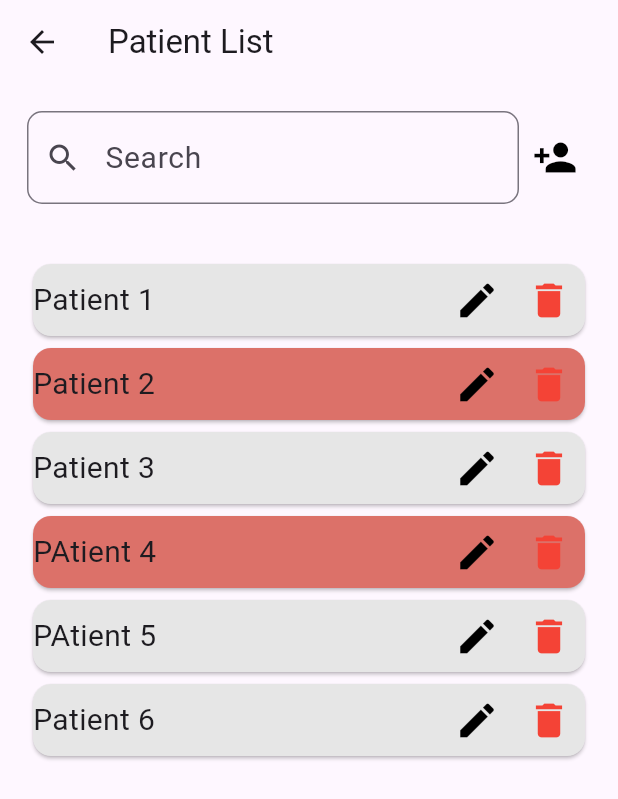
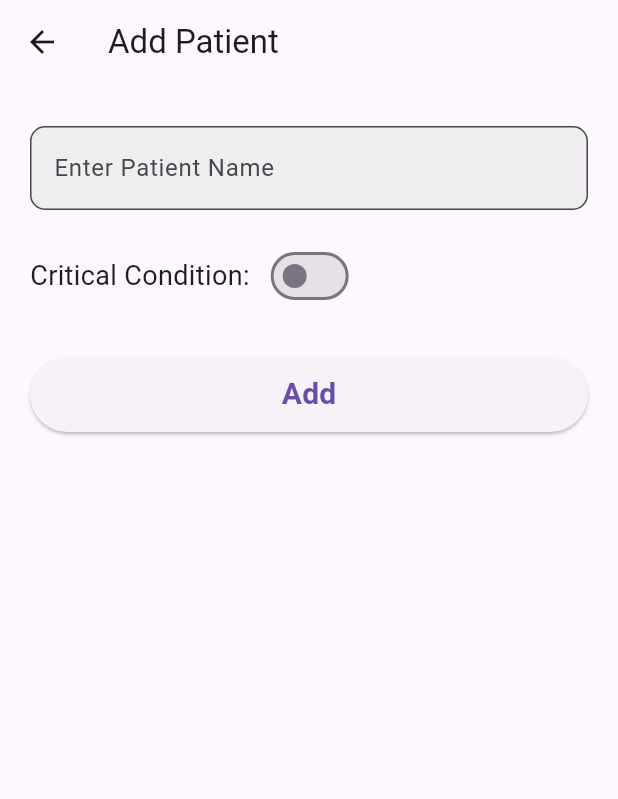
Before and after one commit to ywu256/MAPD722_Project, a Flutter app: the PatientListPage screen opened directly, after a tap on the "person add" icon, on a phone screen of 412 x 824 dp. Shown: the top 799 px of the screen. Run offline on Flutter 3.47's test engine with Material 3 defaults, Android fonts, the light colour scheme and no system bars.

Commit message:
Add patient page

```diff
--- /dev/null
+++ b/lib/AddPatient.dart
@@ -0,0 +1,71 @@
+import 'package:flutter/material.dart';
+
+class AddPatientPage extends StatefulWidget {
+  const AddPatientPage({super.key});
+
+  @override
+  _AddPatientPageState createState() => _AddPatientPageState();
+}
+
+class _AddPatientPageState extends State<AddPatientPage> {
+  final TextEditingController _nameController = TextEditingController();
+  bool _isCritical = false;
+
+  void _submit() {
+    String name = _nameController.text.trim();
+    if (name.isNotEmpty) {
+      Navigator.pop(context, {'name': name, 'isCritical': _isCritical});
+    }
+  }
+
+  @override
+  Widget build(BuildContext context) {
+    return Scaffold(
+      appBar: AppBar(title: const Text('Add Patient')),
+      body: Padding(
+        padding: const EdgeInsets.all(20),
+        child: Column(
+          crossAxisAlignment: CrossAxisAlignment.start,
+          children: [
+            const SizedBox(height: 8),
+            TextField(
+              controller: _nameController,
+              decoration: InputDecoration(
+                hintText: "Enter Patient Name",
+                border: OutlineInputBorder(borderRadius: BorderRadius.circular(10)),
+                filled: true,
+                fillColor: Colors.grey[200],
+              ),
+            ),
+            const SizedBox(height: 20),
+            Row(
+              children: [
+                const Text('Critical Condition:', style: TextStyle(fontSize: 18)),
+                const SizedBox(width: 10),
+                Switch(
+                  value: _isCritical,
+                  onChanged: (value) {
+                    setState(() {
+                      _isCritical = value;
+                    });
+                  },
+                ),
+              ],
+            ),
+            const SizedBox(height: 30),
+            Center(
+              child: SizedBox(
+                width: double.infinity,
+                height: 50,
+                child: ElevatedButton(
+                  onPressed: _submit,
+                  child: const Text("Add", style: TextStyle(fontSize: 20, fontWeight: FontWeight.bold)),
+                ),
+              ),
+            ),
+          ],
+        ),
+      ),
+    );
+  }
+}
--- a/lib/PatientListScreen.dart
+++ b/lib/PatientListScreen.dart
@@ -1,4 +1,5 @@
 import 'package:flutter/material.dart';
+import 'AddPatient.dart';
 
 class PatientListPage extends StatefulWidget {
   @override
@@ -8,7 +9,6 @@ class PatientListPage extends StatefulWidget {
 }
 
 class _PatientListState extends State<PatientListPage> {
-
   final TextEditingController searchController = TextEditingController();
 
   // Listing some data
@@ -16,16 +16,22 @@ class PatientListPage extends StatefulWidget {
     {'name': 'Patient 1', 'isCritical': false},
     {'name': 'Patient 2', 'isCritical': true},
     {'name': 'Patient 3', 'isCritical': false},
-    {'name': 'PAtient 4', 'isCritical': true},
-    {'name': 'PAtient 5', 'isCritical': false},
+    {'name': 'Patient 4', 'isCritical': true},
+    {'name': 'Patient 5', 'isCritical': false},
   ];
 
   // To add a patient
-  void _addPatient() {
+  Future<void> _addPatient() async {
+    final result = await Navigator.push(
+      context,
+      MaterialPageRoute(builder: (context) => const AddPatientPage()),
+    );
+
+    if (result != null && result is Map<String, dynamic>) {
       setState(() {
-      int newIndex = patients.length + 1;
-      patients.add({'name': 'Patient $newIndex', 'isCritical': false});
+        patients.add(result);
       });
+    }
   }
 
   // To delete a patient
@@ -35,11 +41,8 @@ class PatientListPage extends StatefulWidget {
     });
   }
 
-
   // To edit a patient
-  void _editPatient(int index) {
-
-  }
+  void _editPatient(int index) {}
 
   @override
   Widget build(BuildContext context) {
@@ -47,42 +50,63 @@ class PatientListPage extends StatefulWidget {
       appBar: AppBar(title: const Text("Patient List")),
       body: Column(
         children: [
-          Padding(padding: EdgeInsets.all(18),
-          child:
-          Row(
+          Padding(
+            padding: EdgeInsets.all(18),
+            child: Row(
               children: [
                 Expanded(
-                child:
-            TextField(
+                  child: TextField(
                     controller: searchController,
                     decoration: InputDecoration(
-                hintText: 'Search', hintStyle: TextStyle(fontSize: 20),
+                        hintText: 'Search',
+                        hintStyle: TextStyle(fontSize: 20),
                         prefixIcon: Icon(Icons.search),
-                border: OutlineInputBorder(borderRadius: BorderRadius.circular(10))),
+                        border: OutlineInputBorder(
+                            borderRadius: BorderRadius.circular(10))),
                   ),
                 ),
-            IconButton(onPressed: ()=> _addPatient(), icon: Icon(Icons.person_add, color: Colors.black), iconSize: 30,),
+                IconButton(
+                  onPressed: () => _addPatient(),
+                  icon: Icon(Icons.person_add, color: Colors.black),
+                  iconSize: 30,
+                ),
               ],
-        ),),
+            ),
+          ),
           Expanded(
-
               child: ListView.builder(
                   padding: EdgeInsets.all(18),
                   itemCount: patients.length,
                   itemBuilder: (context, index) {
                     final patient = patients[index];
                     return Card(
-                    color: patient['isCritical'] ? const Color.fromARGB(255, 220, 113, 105) : const Color.fromARGB(255, 230, 230, 230),
-                    child:
-                    Row(
+                      color: patient['isCritical']
+                          ? const Color.fromARGB(255, 220, 113, 105)
+                          : const Color.fromARGB(255, 230, 230, 230),
+                      child: Row(
                         mainAxisAlignment: MainAxisAlignment.spaceBetween,
                         children: [
-                        Text(patient['name'] as String, style: TextStyle(fontSize: 20),),
-                        Row(children: [
-                        IconButton(onPressed: () => _editPatient(index), icon: Icon(Icons.edit, color: Colors.black), iconSize: 30,),
-                        IconButton(onPressed: () => _deletePatient(index), icon: Icon(Icons.delete, color: Colors.red,),
-                            iconSize: 30,)
-                        ],),
+                          Text(
+                            patient['name'] as String,
+                            style: TextStyle(fontSize: 20),
+                          ),
+                          Row(
+                            children: [
+                              IconButton(
+                                onPressed: () => _editPatient(index),
+                                icon: Icon(Icons.edit, color: Colors.black),
+                                iconSize: 30,
+                              ),
+                              IconButton(
+                                onPressed: () => _deletePatient(index),
+                                icon: Icon(
+                                  Icons.delete,
+                                  color: Colors.red,
+                                ),
+                                iconSize: 30,
+                              )
+                            ],
+                          ),
                         ],
                       ),
                     );
@@ -91,5 +115,4 @@ class PatientListPage extends StatefulWidget {
       ),
     );
   }
-
 }
```
Lines whose indentation alone changed are shown as unchanged.
